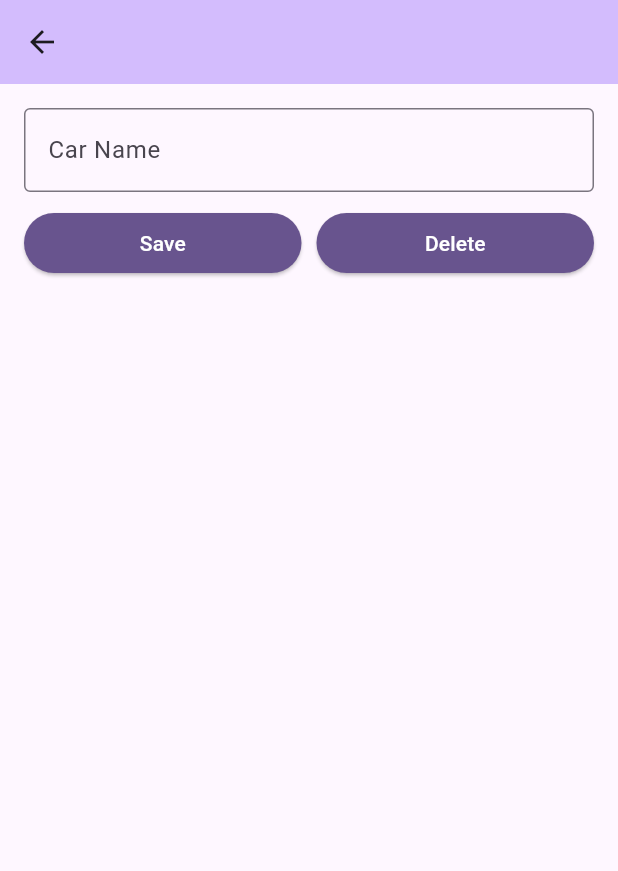
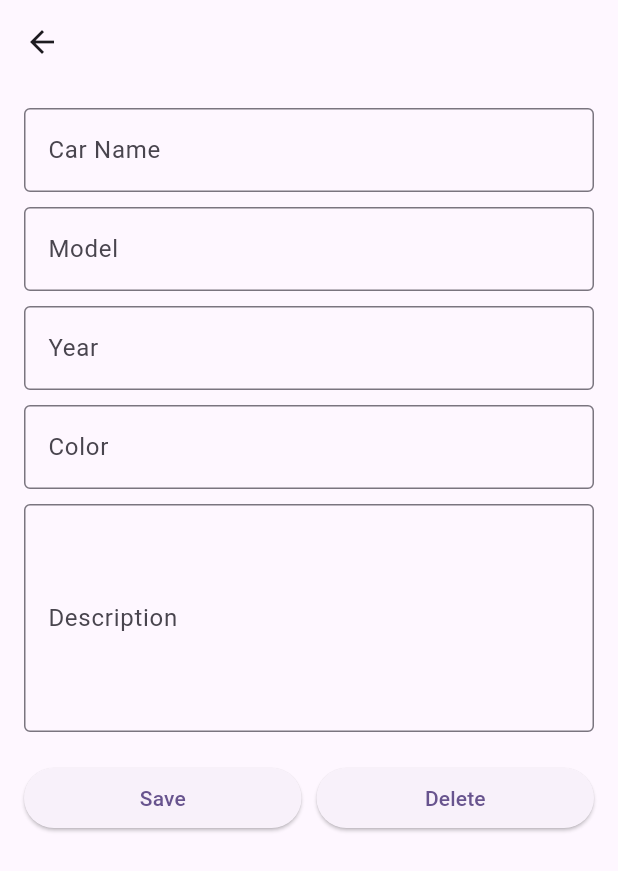
Before and after one commit to Ema-louna/test_github_flutter, a Flutter app: the CarDetailPage screen opened directly with empty values, after a tap on "Save", on a phone screen of 412 x 824 dp. Shown: the top 871 px of the screen. Run offline on Flutter 3.47's test engine with Material 3 defaults, Android fonts, the phone set to English and light mode, and no system bars; our stand-ins replace floor, shared_preferences, sqflite, sqflite_common_ffi, sqflite_common_ffi_web; missing offline and left inert: encrypted_shared_preferences; accounts and stored records are empty; generated files the repository leaves out were written again.

Commit message:
add car details page and updated code

```diff
--- a/lib/car_detail_page.dart
+++ b/lib/car_detail_page.dart
@@ -1,24 +1,48 @@
 import 'package:flutter/material.dart';
-
 
 class CarDetailPage extends StatefulWidget {
   final Map carData;
   final bool fullScreen;
   final Function(Map updatedCar)? onUpdate;
 
-  const CarDetailPage({super.key, required this.carData, this.fullScreen = true, this.onUpdate});
+  const CarDetailPage({
+    super.key,
+    required this.carData,
+    this.fullScreen = true,
+    this.onUpdate,
+  });
 
   @override
   State<CarDetailPage> createState() => _CarDetailPageState();
 }
 
 class _CarDetailPageState extends State<CarDetailPage> {
-  late TextEditingController _nameController;
+  late TextEditingController _name;
+  late TextEditingController _model;
+  late TextEditingController _year;
+  late TextEditingController _color;
+  late TextEditingController _description;
 
   @override
   void initState() {
     super.initState();
-    _nameController = TextEditingController(text: widget.carData['name']);
+
+    _name = TextEditingController(text: widget.carData["name"]);
+    _model = TextEditingController(text: widget.carData["model"]);
+    _year = TextEditingController(text: widget.carData["year"]);
+    _color = TextEditingController(text: widget.carData["color"]);
+    _description = TextEditingController(text: widget.carData["description"]);
+  }
+
+  Map<String, dynamic> _collectUpdatedCar() {
+    return {
+      "id": widget.carData["id"],
+      "name": _name.text,
+      "model": _model.text,
+      "year": _year.text,
+      "color": _color.text,
+      "description": _description.text,
+    };
   }
 
   @override
@@ -27,86 +51,88 @@ class _CarDetailPageState extends State<CarDetailPage> {
       appBar: widget.fullScreen
           ? AppBar(
         title: Text(
-          _nameController.text,
+          _name.text,
           style: Theme.of(context).textTheme.titleLarge,
         ),
-        backgroundColor: Theme.of(context).colorScheme.inversePrimary,
       )
           : null,
       body: Padding(
-        padding: const EdgeInsets.all(16.0),
+        padding: const EdgeInsets.all(16),
+        child: SingleChildScrollView(
           child: Column(
             children: [
               TextField(
-              controller: _nameController,
+                controller: _name,
                 decoration: const InputDecoration(
-                labelText: 'Car Name',
+                  labelText: "Car Name",
                   border: OutlineInputBorder(),
                 ),
-              style: Theme.of(context).textTheme.bodyLarge,
               ),
               const SizedBox(height: 10),
+
+              TextField(
+                controller: _model,
+                decoration: const InputDecoration(
+                  labelText: "Model",
+                  border: OutlineInputBorder(),
+                ),
+              ),
+              const SizedBox(height: 10),
+
+              TextField(
+                controller: _year,
+                decoration: const InputDecoration(
+                  labelText: "Year",
+                  border: OutlineInputBorder(),
+                ),
+                keyboardType: TextInputType.number,
+              ),
+              const SizedBox(height: 10),
+
+              TextField(
+                controller: _color,
+                decoration: const InputDecoration(
+                  labelText: "Color",
+                  border: OutlineInputBorder(),
+                ),
+              ),
+              const SizedBox(height: 10),
+
+              TextField(
+                controller: _description,
+                maxLines: 5,
+                decoration: const InputDecoration(
+                  labelText: "Description",
+                  border: OutlineInputBorder(),
+                ),
+              ),
+
+              const SizedBox(height: 20),
+
               Row(
                 children: [
                   Expanded(
                     child: ElevatedButton(
-                    style: ElevatedButton.styleFrom(
-                      backgroundColor: Theme.of(context).colorScheme.primary,
-                      foregroundColor: Colors.white,
-                    ),
                       onPressed: () {
-                      final updatedCar = Map<String, dynamic>.from(widget.carData);
-                      updatedCar['name'] = _nameController.text;
-
-                      widget.onUpdate?.call(updatedCar);
+                        widget.onUpdate?.call(_collectUpdatedCar());
                       },
-                    child: const Text('Save'),
+                      child: const Text("Save"),
                     ),
                   ),
                   const SizedBox(width: 10),
                   Expanded(
                     child: ElevatedButton(
-                    style: ElevatedButton.styleFrom(
-                      backgroundColor: Theme.of(context).colorScheme.primary,
-                      foregroundColor: Colors.white,
+                      onPressed: () {
+                        widget.onUpdate?.call({"delete": widget.carData["id"]});
+                        if (widget.fullScreen) Navigator.pop(context);
+                      },
+                      child: const Text("Delete"),
                     ),
-                    onPressed: () {
-                      showDialog(
-                        context: context,
-                        builder: (context) => AlertDialog(
-                          title: const Text('Confirm Deletion'),
-                          content: Text(
-                            'Are you sure you want to delete "${_nameController.text}"?',
-                          ),
-                          actions: [
-                            TextButton(
-                              onPressed: () => Navigator.pop(context),
-                              child: const Text('Cancel'),
-                            ),
-                            TextButton(
-                              onPressed: () {
-                                Navigator.pop(context);
-                                widget.onUpdate?.call({'delete': widget.carData['id']});
-                                if (widget.fullScreen) {
-                                  Navigator.pop(context);
-                                }
-                              },
-                              child: const Text('Delete'),
                   ),
                 ],
               ),
-                      );
-                    },
-                    child: const Text('Delete'),
+            ],
           ),
-                ),
-              ],
-            )
-
-
-
-
-          ],
         ),
       ),
     );
```
Lines whose indentation alone changed are shown as unchanged.
